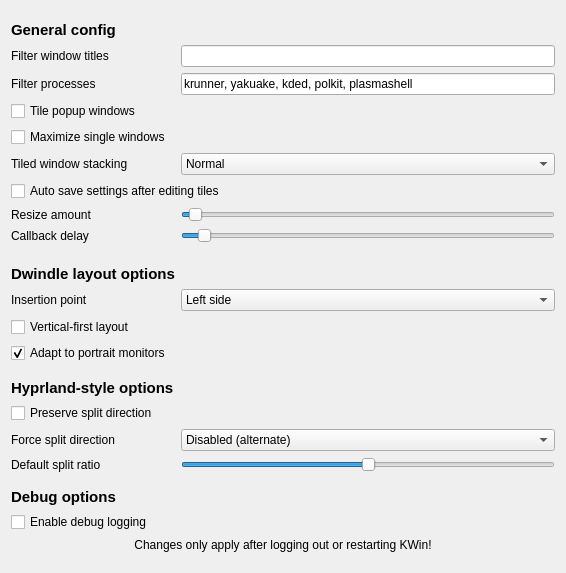
Old version of the form res/config.ui in the repository IamAndelib/Tessera.
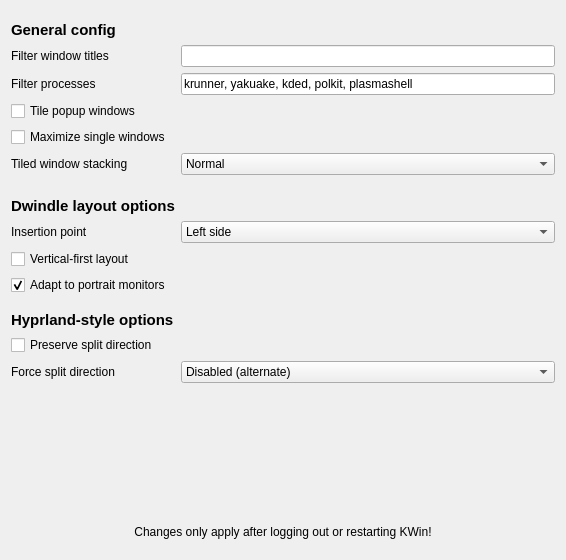
New version of the form.

Commit message:
chore: remove dropped config options from settings UI, fix manual build cmd
- Remove SaveOnTileEdit, ResizeAmount, TimerDelay, DefaultSplitRatio, and
  the entire Debug options section from res/config.ui — these were already
  removed from the backend in v1.3.0 but the UI widgets were left behind
- Add --target=es2020 to manual build commands in README so users building
  from source don't hit the same ES2022 static block parse error

```diff
--- a/res/config.ui
+++ b/res/config.ui
@@ -129,83 +129,6 @@
      </item>
     </widget>
    </item>
-   <item row="20" column="1" colspan="2">
-    <widget class="QCheckBox" name="kcfg_SaveOnTileEdit">
-     <property name="toolTip">
-      <string>&lt;html&gt;&lt;head/&gt;&lt;body&gt;&lt;p&gt;Automatically save tile config and changes to dbus-saver after editing through KWin's tile editor. May not save for some layouts.&lt;/p&gt;&lt;/body&gt;&lt;/html&gt;</string>
-     </property>
-     <property name="text">
-      <string>Auto save settings after editing tiles</string>
-     </property>
-    </widget>
-   </item>
-   <item row="21" column="1">
-    <widget class="QLabel" name="label_9">
-     <property name="toolTip">
-      <string>&lt;html&gt;&lt;head/&gt;&lt;body&gt;&lt;p&gt;The amount of pixels to resize windows by when using shortcuts.&lt;/p&gt;&lt;/body&gt;&lt;/html&gt;</string>
-     </property>
-     <property name="text">
-      <string>Resize amount</string>
-     </property>
-    </widget>
-   </item>
-   <item row="21" column="2">
-    <widget class="QSlider" name="kcfg_ResizeAmount">
-     <property name="toolTip">
-      <string>&lt;html&gt;&lt;head/&gt;&lt;body&gt;&lt;p&gt;The amount of pixels to resize windows by when using shortcuts.&lt;/p&gt;&lt;/body&gt;&lt;/html&gt;</string>
-     </property>
-     <property name="whatsThis">
-      <string>&lt;html&gt;&lt;head/&gt;&lt;body&gt;&lt;p&gt;&lt;br/&gt;&lt;/p&gt;&lt;/body&gt;&lt;/html&gt;</string>
-     </property>
-     <property name="minimum">
-      <number>1</number>
-     </property>
-     <property name="maximum">
-      <number>450</number>
-     </property>
-     <property name="value">
-      <number>10</number>
-     </property>
-     <property name="orientation">
-      <enum>Qt::Horizontal</enum>
-     </property>
-    </widget>
-   </item>
-   <item row="27" column="1">
-    <widget class="QLabel" name="label_10">
-     <property name="toolTip">
-      <string>&lt;html&gt;&lt;head/&gt;&lt;body&gt;&lt;p&gt;The delay before timer callbacks are called. Increase for up to a 200 ms delay, decrease for down to a 1 ms delay. Delay should be higher for slower computers.&lt;/p&gt;&lt;/body&gt;&lt;/html&gt;</string>
-     </property>
-     <property name="text">
-      <string>Callback delay</string>
-     </property>
-    </widget>
-   </item>
-   <item row="27" column="2">
-    <widget class="QSlider" name="kcfg_TimerDelay">
-     <property name="toolTip">
-      <string>&lt;html&gt;&lt;head/&gt;&lt;body&gt;&lt;p&gt;The delay before timer callbacks are called. Increase for up to a 200 ms delay, decrease for down to a 1 ms delay. Delay should be higher for slower computers.&lt;/p&gt;&lt;/body&gt;&lt;/html&gt;</string>
-     </property>
-     <property name="minimum">
-      <number>1</number>
-     </property>
-     <property name="maximum">
-      <number>200</number>
-     </property>
-     <property name="value">
-      <number>10</number>
-     </property>
-     <property name="orientation">
-      <enum>Qt::Horizontal</enum>
-     </property>
-     <property name="tickPosition">
-      <enum>QSlider::NoTicks</enum>
-     </property>
-     <property name="tickInterval">
-      <number>0</number>
-     </property>
-    </widget>
-   </item>
    <item row="31" column="1" rowspan="2" colspan="2">
     <spacer name="verticalSpacer_3">
      <property name="orientation">
@@ -359,32 +282,6 @@
      </item>
     </widget>
    </item>
-   <item row="44" column="1">
-    <widget class="QLabel" name="label_splitratio">
-     <property name="text">
-      <string>Default split ratio</string>
-     </property>
-    </widget>
-   </item>
-   <item row="44" column="2">
-    <widget class="QSlider" name="kcfg_DefaultSplitRatio">
-     <property name="toolTip">
-      <string>Default ratio when splitting windows (10% - 90%). 50% means equal halves.</string>
-     </property>
-     <property name="minimum">
-      <number>10</number>
-     </property>
-     <property name="maximum">
-      <number>90</number>
-     </property>
-     <property name="value">
-      <number>50</number>
-     </property>
-     <property name="orientation">
-      <enum>Qt::Horizontal</enum>
-     </property>
-    </widget>
-   </item>
    <item row="50" column="1" colspan="2">
     <spacer name="verticalSpacer_6">
      <property name="orientation">
@@ -401,36 +298,6 @@
      </property>
     </spacer>
    </item>
-   <item row="51" column="1" colspan="2">
-    <widget class="QLabel" name="label_5">
-     <property name="sizePolicy">
-      <sizepolicy hsizetype="Preferred" vsizetype="Preferred">
-       <horstretch>0</horstretch>
-       <verstretch>0</verstretch>
-      </sizepolicy>
-     </property>
-     <property name="font">
-      <font>
-       <pointsize>11</pointsize>
-       <weight>75</weight>
-       <bold>true</bold>
-      </font>
-     </property>
-     <property name="text">
-      <string>Debug options</string>
-     </property>
-    </widget>
-   </item>
-   <item row="52" column="1" colspan="2">
-    <widget class="QCheckBox" name="kcfg_Debug">
-     <property name="toolTip">
-      <string>&lt;html&gt;&lt;head/&gt;&lt;body&gt;&lt;p&gt;Spams your user journal&lt;/p&gt;&lt;/body&gt;&lt;/html&gt;</string>
-     </property>
-     <property name="text">
-      <string>Enable debug logging</string>
-     </property>
-    </widget>
-   </item>
    <item row="60" column="1" colspan="2">
     <spacer name="verticalSpacer">
      <property name="orientation">
```
The commit also changes 1 other file.
